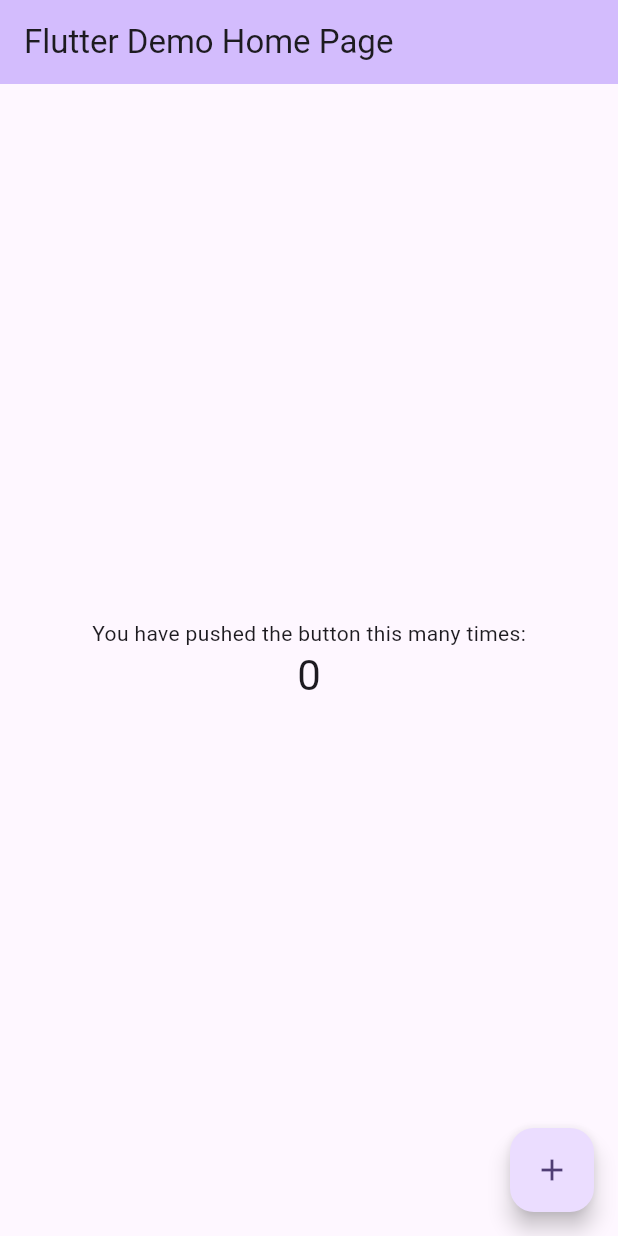
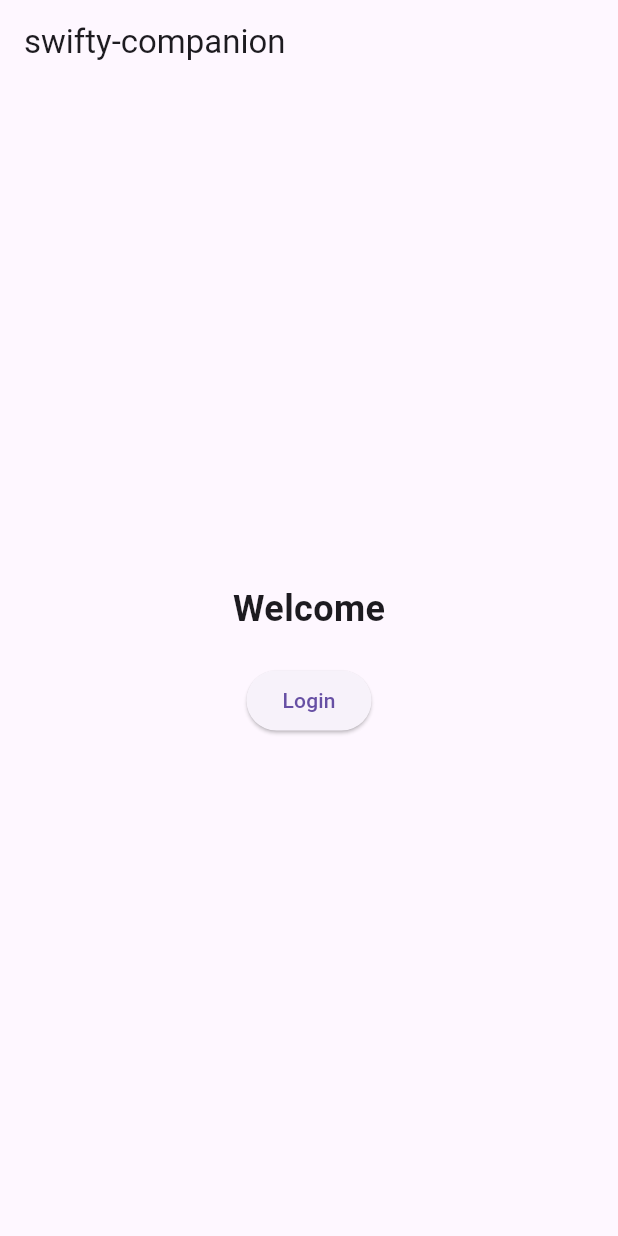
Before and after one commit to sungyongcho/swifty-companion, a Flutter app: the screen it shows after launch, on a phone screen of 412 x 824 dp. Run offline on Flutter 3.47's test engine with Material 3 defaults, Android fonts, the phone set to English and light mode, and no system bars.

Commit message:
init: splitting two views

```diff
--- a/lib/main.dart
+++ b/lib/main.dart
@@ -1,125 +1,22 @@
 import 'package:flutter/material.dart';
+import 'package:swifty_companion/pages/login_page.dart';
+import 'package:swifty_companion/pages/profile_page.dart';
 
-void main() {
-  runApp(const MyApp());
+void main() async {
+  WidgetsFlutterBinding.ensureInitialized();
+  runApp(SwiftyCompanionApp());
 }
 
-class MyApp extends StatelessWidget {
-  const MyApp({super.key});
-
-  // This widget is the root of your application.
+class SwiftyCompanionApp extends StatelessWidget {
   @override
   Widget build(BuildContext context) {
     return MaterialApp(
-      title: 'Flutter Demo',
-      theme: ThemeData(
-        // This is the theme of your application.
-        //
-        // TRY THIS: Try running your application with "flutter run". You'll see
-        // the application has a purple toolbar. Then, without quitting the app,
-        // try changing the seedColor in the colorScheme below to Colors.green
-        // and then invoke "hot reload" (save your changes or press the "hot
-        // reload" button in a Flutter-supported IDE, or press "r" if you used
-        // the command line to start the app).
-        //
-        // Notice that the counter didn't reset back to zero; the application
-        // state is not lost during the reload. To reset the state, use hot
-        // restart instead.
-        //
-        // This works for code too, not just values: Most code changes can be
-        // tested with just a hot reload.
-        colorScheme: ColorScheme.fromSeed(seedColor: Colors.deepPurple),
-        useMaterial3: true,
-      ),
-      home: const MyHomePage(title: 'Flutter Demo Home Page'),
+      debugShowCheckedModeBanner: false,
+      initialRoute: '/',
+      routes: {
+        '/': (context) => LoginPage(),
+        '/profile': (context) => ProfilePage(),
+      },
     );
   }
 }
-
-class MyHomePage extends StatefulWidget {
-  const MyHomePage({super.key, required this.title});
-
-  // This widget is the home page of your application. It is stateful, meaning
-  // that it has a State object (defined below) that contains fields that affect
-  // how it looks.
-
-  // This class is the configuration for the state. It holds the values (in this
-  // case the title) provided by the parent (in this case the App widget) and
-  // used by the build method of the State. Fields in a Widget subclass are
-  // always marked "final".
-
-  final String title;
-
-  @override
-  State<MyHomePage> createState() => _MyHomePageState();
-}
-
-class _MyHomePageState extends State<MyHomePage> {
-  int _counter = 0;
-
-  void _incrementCounter() {
-    setState(() {
-      // This call to setState tells the Flutter framework that something has
-      // changed in this State, which causes it to rerun the build method below
-      // so that the display can reflect the updated values. If we changed
-      // _counter without calling setState(), then the build method would not be
-      // called again, and so nothing would appear to happen.
-      _counter++;
-    });
-  }
-
-  @override
-  Widget build(BuildContext context) {
-    // This method is rerun every time setState is called, for instance as done
-    // by the _incrementCounter method above.
-    //
-    // The Flutter framework has been optimized to make rerunning build methods
-    // fast, so that you can just rebuild anything that needs updating rather
-    // than having to individually change instances of widgets.
-    return Scaffold(
-      appBar: AppBar(
-        // TRY THIS: Try changing the color here to a specific color (to
-        // Colors.amber, perhaps?) and trigger a hot reload to see the AppBar
-        // change color while the other colors stay the same.
-        backgroundColor: Theme.of(context).colorScheme.inversePrimary,
-        // Here we take the value from the MyHomePage object that was created by
-        // the App.build method, and use it to set our appbar title.
-        title: Text(widget.title),
-      ),
-      body: Center(
-        // Center is a layout widget. It takes a single child and positions it
-        // in the middle of the parent.
-        child: Column(
-          // Column is also a layout widget. It takes a list of children and
-          // arranges them vertically. By default, it sizes itself to fit its
-          // children horizontally, and tries to be as tall as its parent.
-          //
-          // Column has various properties to control how it sizes itself and
-          // how it positions its children. Here we use mainAxisAlignment to
-          // center the children vertically; the main axis here is the vertical
-          // axis because Columns are vertical (the cross axis would be
-          // horizontal).
-          //
-          // TRY THIS: Invoke "debug painting" (choose the "Toggle Debug Paint"
-          // action in the IDE, or press "p" in the console), to see the
-          // wireframe for each widget.
-          mainAxisAlignment: MainAxisAlignment.center,
-          children: <Widget>[
-            const Text(
-              'You have pushed the button this many times:',
-            ),
-            Text(
-              '$_counter',
-              style: Theme.of(context).textTheme.headlineMedium,
-            ),
-          ],
-        ),
-      ),
-      floatingActionButton: FloatingActionButton(
-        onPressed: _incrementCounter,
-        tooltip: 'Increment',
-        child: const Icon(Icons.add),
-      ), // This trailing comma makes auto-formatting nicer for build methods.
-    );
-  }
-}
--- /dev/null
+++ b/lib/pages/login_page.dart
@@ -0,0 +1,43 @@
+import 'package:flutter/material.dart';
+
+class LoginPage extends StatelessWidget {
+  @override
+  Widget build(BuildContext context) {
+    return Scaffold(
+      appBar: AppBar(
+        title: const Text('swifty-companion'),
+      ),
+      body: Center(
+        child: Column(
+          mainAxisAlignment: MainAxisAlignment.center,
+          children: [
+            const Text(
+              'Welcome',
+              style: TextStyle(fontSize: 24, fontWeight: FontWeight.bold),
+            ),
+            const SizedBox(height: 20),
+            ElevatedButton(
+              onPressed: () async {
+                // final userDetails = await AuthService.login();
+                // if (userDetails != null) {
+                //   // Navigate to the Profile Page
+                //   Navigator.pushReplacementNamed(
+                //     context,
+                //     '/main',
+                //     arguments: {
+                //       'username': userDetails['username'],
+                //       'first_name': userDetails['first_name'],
+                //       'last_name': userDetails['last_name'],
+                //     },
+                //   );
+                // }
+                Navigator.pushReplacementNamed(context, '/profile');
+              },
+              child: const Text('Login'),
+            ),
+          ],
+        ),
+      ),
+    );
+  }
+}
```
Also changed, not shown: lib/pages/profile_page.dart (added, +15 -0 lines), 2 other files.
